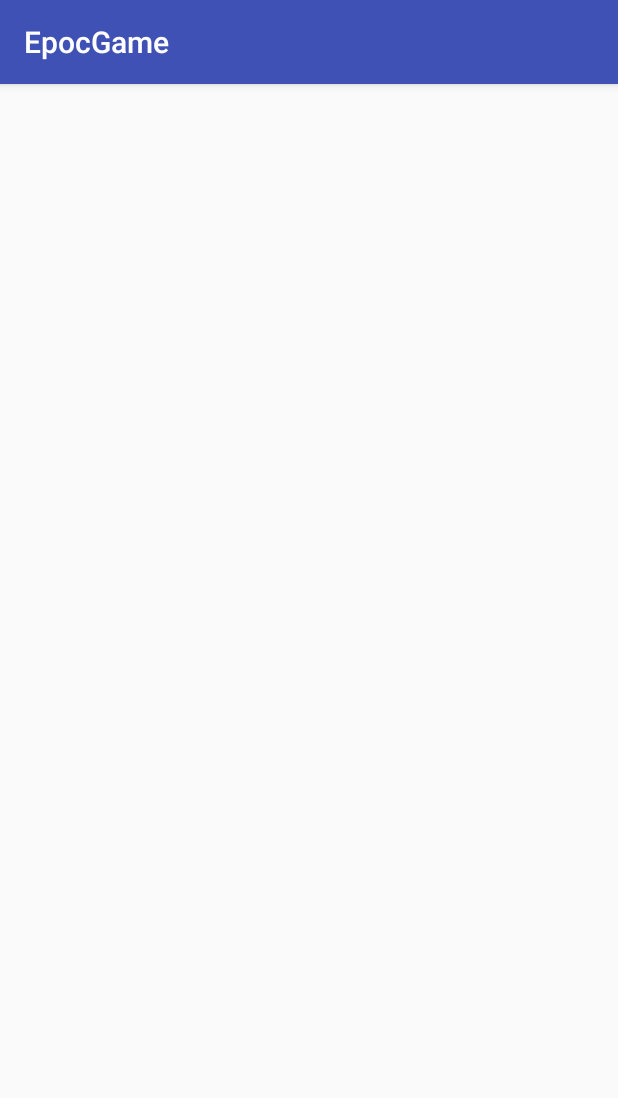
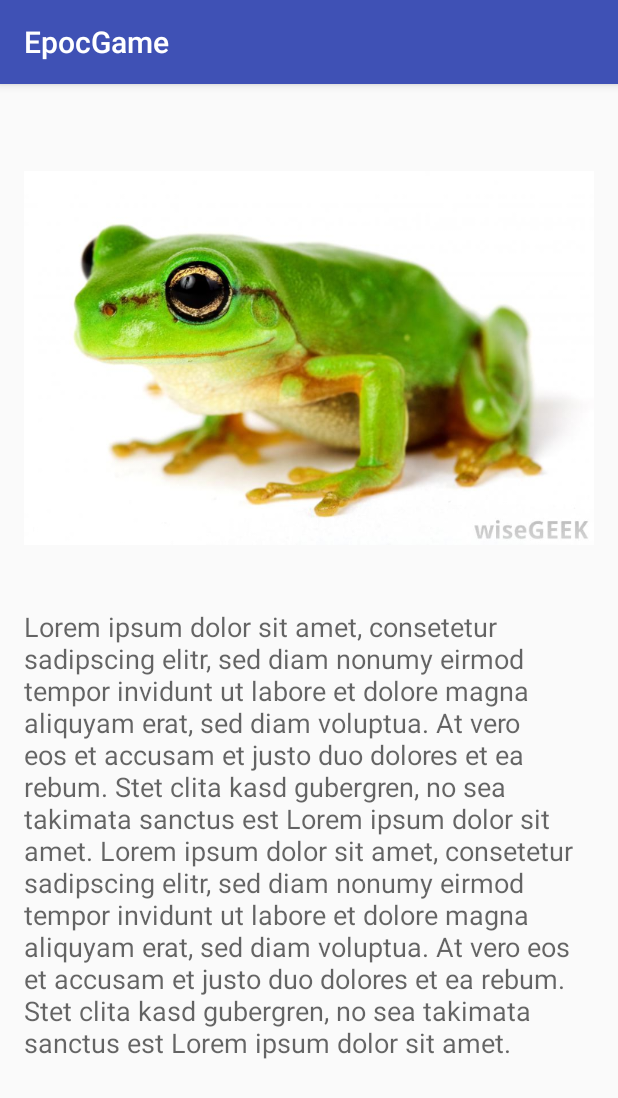
Before and after one commit to Windisch94/EpocProject, an Android app: the HowtoActivity screen opened directly, with no data from a screen before it, on a phone screen of 412 x 824 dp. Shown: the top 1098 px of the screen. Run offline under Robolectric (Android 15) with nearby library versions, the phone set to English and light mode, and no system bars.

```diff
--- a/app/src/main/java/rr/mc/fhhgb/at/epocgame/HighscoreActivity.java
+++ b/app/src/main/java/rr/mc/fhhgb/at/epocgame/HighscoreActivity.java
@@ -2,6 +2,7 @@ package rr.mc.fhhgb.at.epocgame;
 
 import android.os.Bundle;
 import android.support.v7.app.AppCompatActivity;
+import android.widget.ListView;
 
 public class HighscoreActivity extends AppCompatActivity {
 
@@ -9,5 +10,10 @@ public class HighscoreActivity extends AppCompatActivity {
     protected void onCreate(Bundle savedInstanceState) {
         super.onCreate(savedInstanceState);
         setContentView(R.layout.activity_highscore);
+
+        ListView lv = (ListView) findViewById(R.id.highscoreList);
+        //ArrayAdapter<String> myarrayAdapter = new ArrayAdapter<String>(this, android.R.layout.simple_list_item_1, myList);
+        //lv.setAdapter(myarrayAdapter);
+        // lv.setTextFilterEnabled(true);
     }
 }
--- a/app/src/main/java/rr/mc/fhhgb/at/epocgame/MainActivity.java
+++ b/app/src/main/java/rr/mc/fhhgb/at/epocgame/MainActivity.java
@@ -38,7 +38,7 @@ public class MainActivity extends AppCompatActivity implements View.OnClickListe
             break;
 
             case R.id.buttonPractise: {
-                Log.i(TAG, "Button B pressed");
+                Log.i(TAG, "Button practise pressed");
                 Intent i = new Intent(this, PractiseActivity.class);
                 startActivity(i);
             }
--- a/app/src/main/res/layout/activity_howto.xml
+++ b/app/src/main/res/layout/activity_howto.xml
@@ -9,4 +9,33 @@
     android:paddingTop="@dimen/activity_vertical_margin"
     tools:context="rr.mc.fhhgb.at.epocgame.HowtoActivity">
 
+    <ScrollView
+        android:id="@+id/scrollView"
+        android:layout_width="wrap_content"
+        android:layout_height="wrap_content">
+
+        <LinearLayout
+            android:layout_width="match_parent"
+            android:layout_height="match_parent"
+            android:orientation="vertical">
+
+            <ImageView
+                android:id="@+id/imageView"
+                android:layout_width="wrap_content"
+                android:layout_height="500px"
+                android:layout_gravity="top"
+                android:layout_margin="0dp"
+                android:layout_marginLeft="1dp"
+                android:layout_marginRight="1dp"
+                android:layout_marginTop="0dp"
+                android:src="@mipmap/frog" />
+
+            <TextView
+                android:id="@+id/textView2"
+                android:layout_width="match_parent"
+                android:layout_height="wrap_content"
+                android:text="Lorem ipsum dolor sit amet, consetetur sadipscing elitr, sed diam nonumy eirmod tempor invidunt ut labore et dolore magna aliquyam erat, sed diam voluptua. At vero eos et accusam et justo duo dolores et ea rebum. Stet clita kasd gubergren, no sea takimata sanctus est Lorem ipsum dolor sit amet. Lorem ipsum dolor sit amet, consetetur sadipscing elitr, sed diam nonumy eirmod tempor invidunt ut labore et dolore magna aliquyam erat, sed diam voluptua. At vero eos et accusam et justo duo dolores et ea rebum. Stet clita kasd gubergren, no sea takimata sanctus est Lorem ipsum dolor sit amet."
+                android:textAppearance="?android:attr/textAppearanceMedium" />
+        </LinearLayout>
+    </ScrollView>
 </RelativeLayout>
```
Also changed, not shown: app/src/main/res/layout/activity_highscore.xml (+10 -0 lines), app/src/main/res/layout/activity_main.xml (+4 -4 lines).
